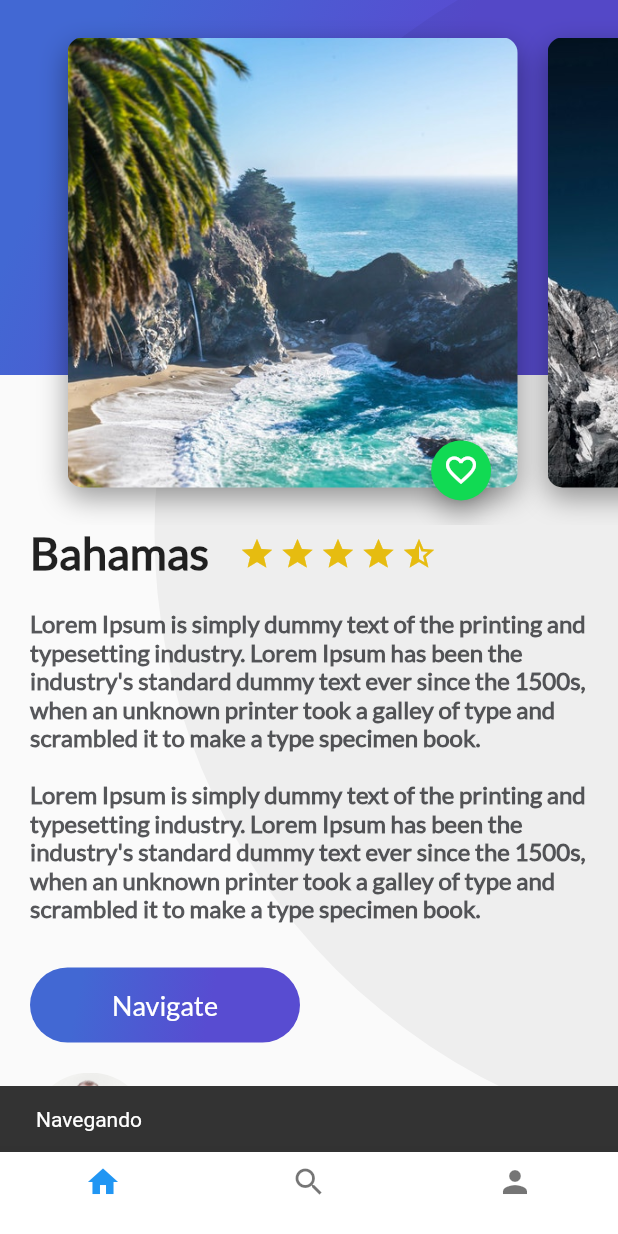
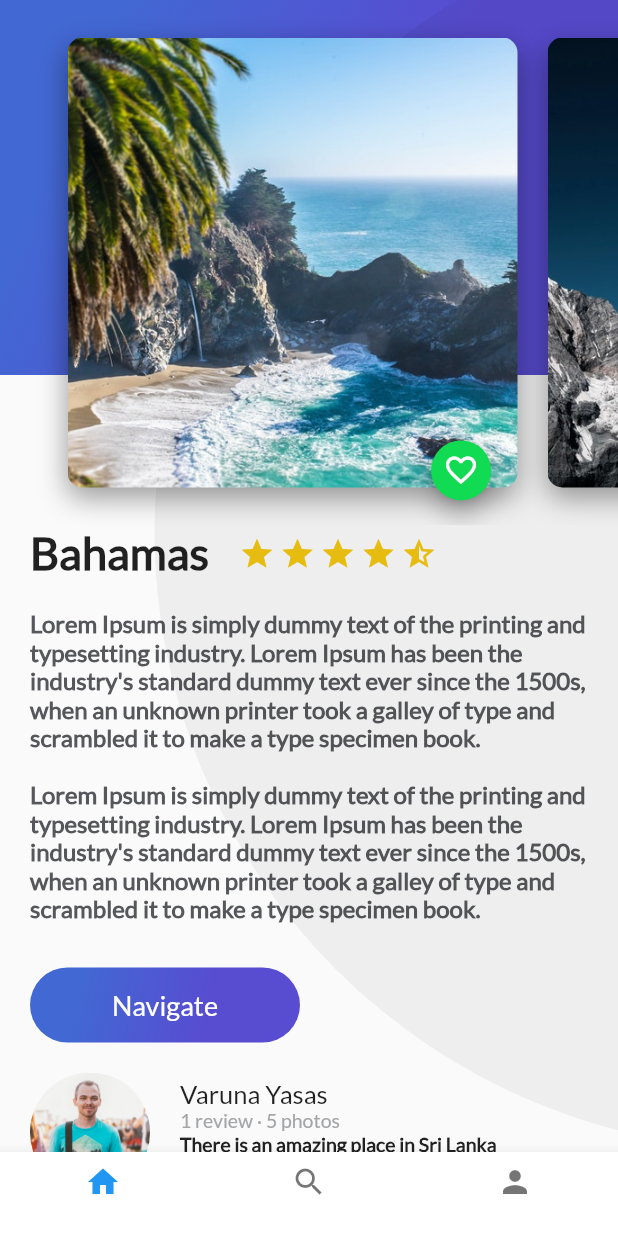
Before and after one commit to jorgesarabia/adv_flutter, a Flutter app: the PlatziTrips screen opened directly, after a tap on "Navigate", on a phone screen of 412 x 824 dp. Run offline on Flutter 3.47's test engine with Material 2 defaults, Android fonts, the phone set to English and light mode, and no system bars; our stand-ins replace cloud_firestore, firebase_auth, google_sign_in; missing offline and left inert: generic_bloc_provider; accounts and stored records are empty; network calls fail.

Commit message:
Se modifica el boton buton_purple.dart

```diff
--- a/lib/Place/ui/screens/add_place_screen.dart
+++ b/lib/Place/ui/screens/add_place_screen.dart
@@ -3,6 +3,7 @@ import 'dart:io';
 import 'package:flutter/material.dart';
 import 'package:platzi_trips_app/Place/ui/widgets/card_image_with_fab_icon.dart';
 import 'package:platzi_trips_app/Place/ui/widgets/title_input_location.dart';
+import 'package:platzi_trips_app/widgets/button_purple.dart';
 import 'package:platzi_trips_app/widgets/gradient_back.dart';
 import 'package:platzi_trips_app/widgets/text_input.dart';
 import 'package:platzi_trips_app/widgets/title_header.dart';
@@ -95,6 +96,17 @@ class _AddPlaceScreenState extends State<AddPlaceScreen> {
                     iconData: Icons.location_on,
                   ),
                 ),
+                Container(
+                  width: 70.0,
+                  child: ButtonPurple(
+                    buttonText: "Add Place",
+                    onPressed: (){
+                      // Subir la imagen al firebase storage.
+                      // El firebase storage nos devuelve una url.
+                      // Eso lo guardamos junto con los otros datos en Cloud (Place).
+                    },
+                  ),
+                ),
               ],
             ),
           ),
--- a/lib/Place/ui/widgets/description_place.dart
+++ b/lib/Place/ui/widgets/description_place.dart
@@ -2,106 +2,66 @@ import 'package:flutter/material.dart';
 import 'package:platzi_trips_app/widgets/button_purple.dart';
 
 class DescriptionPlace extends StatelessWidget {
-
   String namePlace;
   int stars;
   String descriptionPlace;
 
   DescriptionPlace(this.namePlace, this.stars, this.descriptionPlace);
 
-
-
   @override
   Widget build(BuildContext context) {
-    // TODO: implement build
-
-    final star_half = Container (
-      margin: EdgeInsets.only(
-          top: 353.0,
-          right: 3.0
-      ),
-
+    final star_half = Container(
+      margin: EdgeInsets.only(top: 353.0, right: 3.0),
       child: Icon(
         Icons.star_half,
-        color:  Color(0xFFf2C611),
+        color: Color(0xFFf2C611),
       ),
     );
 
-    final star_border = Container (
-      margin: EdgeInsets.only(
-          top: 353.0,
-          right: 3.0
-      ),
-
+    final star_border = Container(
+      margin: EdgeInsets.only(top: 353.0, right: 3.0),
       child: Icon(
         Icons.star_border,
-        color:  Color(0xFFf2C611),
+        color: Color(0xFFf2C611),
       ),
     );
 
-    final star = Container (
-      margin: EdgeInsets.only(
-        top: 353.0,
-        right: 3.0
-      ),
-
+    final star = Container(
+      margin: EdgeInsets.only(top: 353.0, right: 3.0),
       child: Icon(
         Icons.star,
-        color:  Color(0xFFf2C611),
+        color: Color(0xFFf2C611),
       ),
     );
 
-    final title_stars = Row (
+    final title_stars = Row(
       children: <Widget>[
-        Container (
-          margin: EdgeInsets.only(
-            top: 350.0,
-            left: 20.0,
-            right: 20.0
-          ),
-
+        Container(
+          margin: EdgeInsets.only(top: 350.0, left: 20.0, right: 20.0),
           child: Text(
             namePlace,
             style: TextStyle(
-              fontFamily: "Lato",
-              fontSize: 30.0,
-              fontWeight: FontWeight.w900
-            ),
+                fontFamily: "Lato",
+                fontSize: 30.0,
+                fontWeight: FontWeight.w900),
             textAlign: TextAlign.left,
           ),
-
         ),
-
         Row(
-          children: <Widget>[
-            star,
-            star,
-            star,
-            star,
-            star_half
-          ],
+          children: <Widget>[star, star, star, star, star_half],
         )
-
-
       ],
     );
 
     final description = Container(
-      margin: new EdgeInsets.only(
-          top: 20.0,
-          left: 20.0,
-          right: 20.0
-
-      ),
+      margin: new EdgeInsets.only(top: 20.0, left: 20.0, right: 20.0),
       child: new Text(
         descriptionPlace,
         style: const TextStyle(
             fontFamily: "Lato",
             fontSize: 16.0,
             fontWeight: FontWeight.bold,
-            color: Color(0xFF56575a)
-        ),
-
+            color: Color(0xFF56575a)),
       ),
     );
 
@@ -110,11 +70,11 @@ class DescriptionPlace extends StatelessWidget {
       children: <Widget>[
         title_stars,
         description,
-        ButtonPurple("Navigate")
+        ButtonPurple(
+          buttonText: "Navigate",
+          onPressed: () => {},
+        ),
       ],
     );
-
-
   }
-
 }
--- a/lib/widgets/button_purple.dart
+++ b/lib/widgets/button_purple.dart
@@ -3,21 +3,19 @@ import 'package:flutter/material.dart';
 
 class ButtonPurple extends StatelessWidget {
 
-  String buttonText = "Navigate";
+  final String buttonText;
+  final VoidCallback onPressed;
 
-  ButtonPurple(this.buttonText);
+  ButtonPurple({
+    Key key,
+    @required this.buttonText,
+    @required this.onPressed,
+  });
 
   @override
   Widget build(BuildContext context) {
-    // TODO: implement build
     return InkWell(
-      onTap: () {
-        Scaffold.of(context).showSnackBar(
-            SnackBar(
-              content: Text("Navegando"),
-            )
-        );
-      },
+      onTap: onPressed,
       child: Container(
         margin: EdgeInsets.only(
             top: 30.0,
@@ -37,9 +35,7 @@ class ButtonPurple extends StatelessWidget {
               end: FractionalOffset(1.0, 0.6),
               stops: [0.0, 0.6],
               tileMode: TileMode.clamp
-
             )
-
         ),
 
         child: Center(
@@ -50,7 +46,6 @@ class ButtonPurple extends StatelessWidget {
               fontFamily: "Lato",
               color: Colors.white
             ),
-
           ),
         ),
 
```
